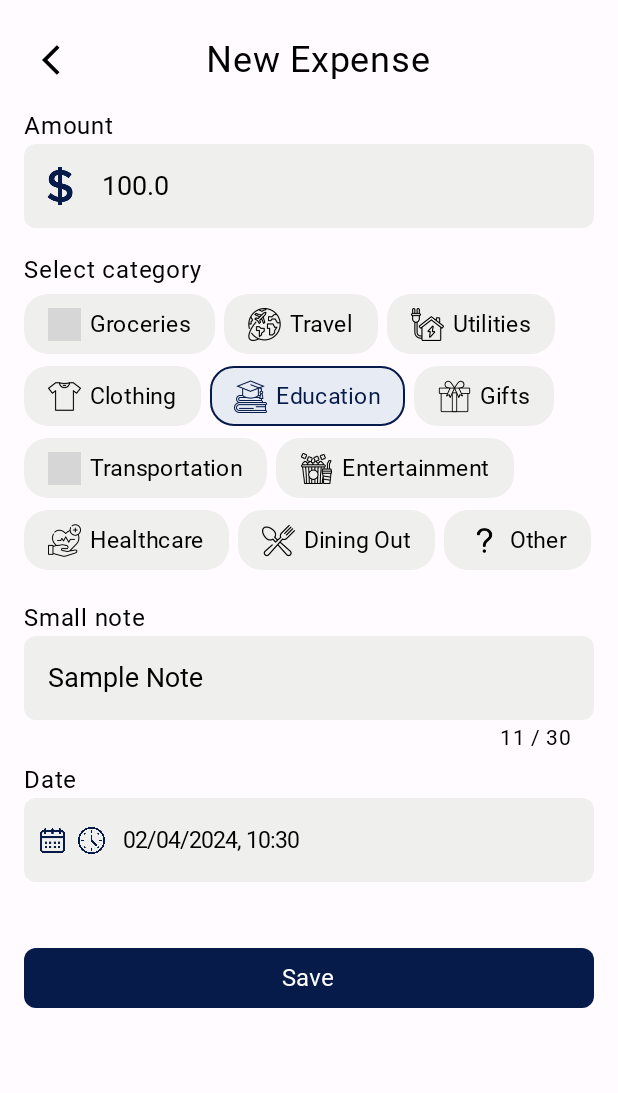
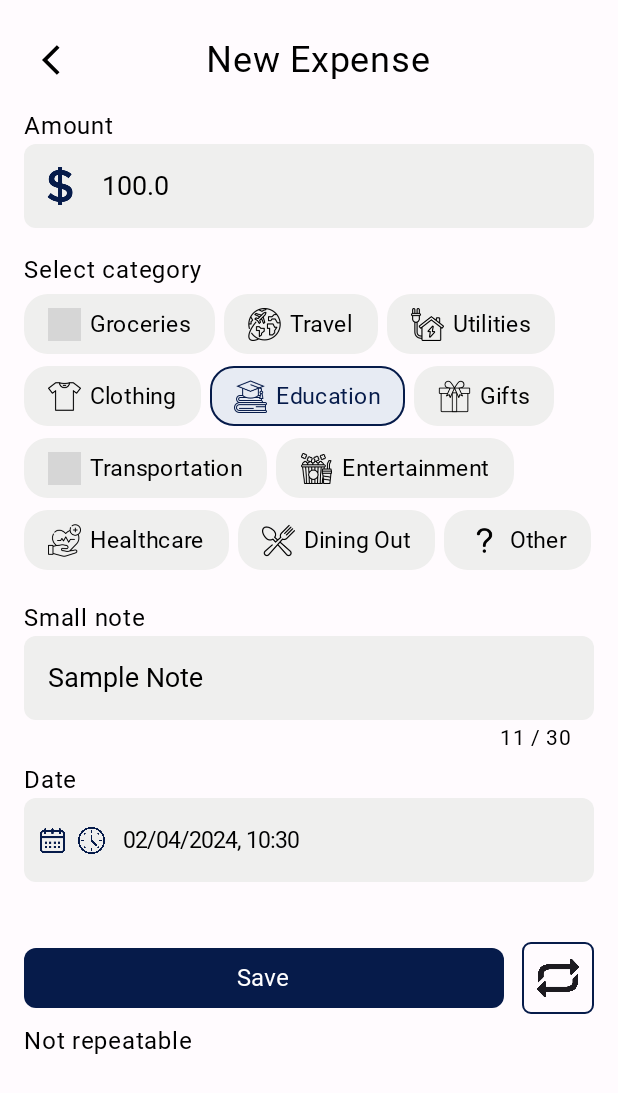
Before and after one commit to ricardoliveira5ro/Spendaholic, an Android app built with Jetpack Compose: the @Preview function NewExpensePreview, on a phone screen of 412 x 824 dp. Shown: the top 1093 px of the screen. Run offline under Robolectric (Android 15) with nearby library versions, the phone set to English and light mode, and no system bars; Roboto replaces fonts that are not available here; grey boxes are pictures that could not be loaded.

Commit message:
Repeatable expense (UI only)

```diff
--- a/app/src/main/java/com/roliveira/spendaholic/ui/screens/expense/Expense.kt
+++ b/app/src/main/java/com/roliveira/spendaholic/ui/screens/expense/Expense.kt
@@ -3,15 +3,10 @@ package com.roliveira.spendaholic.ui.screens.expense
 import androidx.compose.foundation.layout.Column
 import androidx.compose.foundation.layout.Spacer
 import androidx.compose.foundation.layout.fillMaxSize
-import androidx.compose.foundation.layout.fillMaxWidth
 import androidx.compose.foundation.layout.height
 import androidx.compose.foundation.layout.padding
-import androidx.compose.foundation.shape.RoundedCornerShape
-import androidx.compose.material3.Button
-import androidx.compose.material3.ButtonDefaults
 import androidx.compose.material3.MaterialTheme
 import androidx.compose.material3.Surface
-import androidx.compose.material3.Text
 import androidx.compose.runtime.Composable
 import androidx.compose.runtime.getValue
 import androidx.compose.runtime.mutableIntStateOf
@@ -22,13 +17,9 @@ import androidx.compose.runtime.setValue
 import androidx.compose.ui.Alignment
 import androidx.compose.ui.Modifier
 import androidx.compose.ui.graphics.Color
-import androidx.compose.ui.res.colorResource
-import androidx.compose.ui.text.font.FontWeight
 import androidx.compose.ui.tooling.preview.Preview
 import androidx.compose.ui.unit.dp
-import androidx.compose.ui.unit.sp
 import com.roliveira.spendaholic.R
-import com.roliveira.spendaholic.fonts.Typography
 import com.roliveira.spendaholic.model.Category
 import com.roliveira.spendaholic.model.Expense
 import com.roliveira.spendaholic.ui.theme.SpendaholicTheme
@@ -45,12 +36,18 @@ fun Expense(
     val isNewExpense = expense.id == -1
 
     var amountState by remember { mutableStateOf(if (isNewExpense) "" else expense.amount.toString()) }
+
     var selectedCategoryIndex by rememberSaveable {
         mutableIntStateOf(if (isNewExpense) 0 else expense.category.id - 1)
     }
+
     var noteState by remember { mutableStateOf(if (isNewExpense) "" else expense.note ?: "") }
+
     var date by remember { mutableStateOf(if (isNewExpense) "" else Utils.dateToString(expense.date)) }
     var time by remember { mutableStateOf(if (isNewExpense) "" else Utils.timeToString(expense.date)) }
+
+    var showSheet by remember { mutableStateOf(false) }
+    var repeatOption by remember { mutableStateOf("Not repeatable") }
 
     Column(
         modifier = Modifier
@@ -84,24 +81,17 @@ fun Expense(
 
         Spacer(modifier = Modifier.height(40.dp))
 
-        Button(
-            modifier = Modifier
-                .fillMaxWidth(),
-            colors = ButtonDefaults.buttonColors(colorResource(id = R.color.dark_blue)),
-            shape = RoundedCornerShape(8.dp),
-            onClick = {
+        RepeatAndSubmitSection(
+            onSaveClick = {
                 onSaveExpense(expense.id, amountState.toFloat(), selectedCategoryIndex + 1, noteState, date, time)
                 onNavigateToDashboard()
-            }
-        ) {
-            Text(
-                text = "Save",
-                color = Color.White,
-                fontFamily = Typography.sanFranciscoRounded,
-                fontWeight = FontWeight.Bold,
-                fontSize = 16.sp
-            )
-        }
+            },
+            onRepeatClick = { showSheet = true },
+            showSheet = showSheet,
+            repeatOption = repeatOption,
+            onDismiss = { showSheet = false },
+            onOptionSelected = { option -> repeatOption = option }
+        )
     }
 }
 
--- /dev/null
+++ b/app/src/main/java/com/roliveira/spendaholic/ui/screens/expense/RepeatAndSubmitSection.kt
@@ -0,0 +1,139 @@
+package com.roliveira.spendaholic.ui.screens.expense
+
+import androidx.compose.foundation.border
+import androidx.compose.foundation.clickable
+import androidx.compose.foundation.layout.Arrangement
+import androidx.compose.foundation.layout.Row
+import androidx.compose.foundation.layout.Spacer
+import androidx.compose.foundation.layout.fillMaxWidth
+import androidx.compose.foundation.layout.padding
+import androidx.compose.foundation.layout.size
+import androidx.compose.foundation.layout.width
+import androidx.compose.foundation.lazy.LazyColumn
+import androidx.compose.foundation.lazy.items
+import androidx.compose.foundation.shape.RoundedCornerShape
+import androidx.compose.material3.BottomSheetDefaults
+import androidx.compose.material3.Button
+import androidx.compose.material3.ButtonDefaults
+import androidx.compose.material3.ExperimentalMaterial3Api
+import androidx.compose.material3.Icon
+import androidx.compose.material3.IconButton
+import androidx.compose.material3.ModalBottomSheet
+import androidx.compose.material3.Text
+import androidx.compose.material3.rememberModalBottomSheetState
+import androidx.compose.runtime.Composable
+import androidx.compose.ui.Alignment
+import androidx.compose.ui.Modifier
+import androidx.compose.ui.graphics.Color
+import androidx.compose.ui.res.colorResource
+import androidx.compose.ui.res.painterResource
+import androidx.compose.ui.text.font.FontWeight
+import androidx.compose.ui.unit.dp
+import androidx.compose.ui.unit.sp
+import com.roliveira.spendaholic.R
+import com.roliveira.spendaholic.fonts.Typography
+
+@Composable
+fun RepeatAndSubmitSection(
+    onSaveClick: () -> Unit,
+    onRepeatClick: () -> Unit,
+    showSheet: Boolean,
+    repeatOption: String,
+    onDismiss: () -> Unit,
+    onOptionSelected: (String) -> Unit
+) {
+    Row(
+        modifier = Modifier
+            .fillMaxWidth(),
+        verticalAlignment = Alignment.CenterVertically
+    ) {
+        Button(
+            modifier = Modifier
+                .weight(1f),
+            colors = ButtonDefaults.buttonColors(colorResource(id = R.color.dark_blue)),
+            shape = RoundedCornerShape(8.dp),
+            onClick = { onSaveClick() }
+        ) {
+            Text(
+                text = "Save",
+                color = Color.White,
+                fontFamily = Typography.sanFranciscoRounded,
+                fontWeight = FontWeight.Bold,
+                fontSize = 16.sp
+            )
+        }
+
+        Spacer(modifier = Modifier.width(12.dp))
+
+        IconButton(
+            onClick = onRepeatClick,
+            modifier = Modifier.border(1.dp, colorResource(id = R.color.dark_blue), RoundedCornerShape(6.dp))
+        ) {
+            Icon(
+                painter = painterResource(id = R.drawable.repeat),
+                contentDescription = "Repeat icon",
+                modifier = Modifier.size(28.dp)
+            )
+        }
+
+        if (showSheet) {
+            BottomSheet(
+                onDismiss = onDismiss,
+                onOptionSelected = onOptionSelected
+            )
+        }
+    }
+
+    Row(
+        modifier = Modifier.fillMaxWidth().padding(vertical = 6.dp),
+        horizontalArrangement = Arrangement.Start
+    ) {
+        Text(
+            text = repeatOption,
+            color = Color.Black,
+            fontFamily = Typography.sanFranciscoRounded,
+            fontWeight = FontWeight.Medium,
+            fontSize = 16.sp
+        )
+    }
+}
+
+@OptIn(ExperimentalMaterial3Api::class)
+@Composable
+fun BottomSheet(
+    onDismiss: () -> Unit,
+    onOptionSelected: (String) -> Unit
+) {
+    val modalBottomSheetState = rememberModalBottomSheetState()
+
+    val repeatTimestamps = listOf("Not repeatable", "Every Day", "Every Week", "Every Month", "Every Year")
+
+    ModalBottomSheet(
+        onDismissRequest = { onDismiss() },
+        sheetState = modalBottomSheetState,
+        dragHandle = { BottomSheetDefaults.DragHandle() },
+    ) {
+        LazyColumn(
+            modifier = Modifier
+                .fillMaxWidth()
+                .padding(bottom = 52.dp),
+            horizontalAlignment = Alignment.CenterHorizontally
+        ) {
+            items(repeatTimestamps) {
+                Text(
+                    text = it,
+                    color = Color.Black,
+                    fontFamily = Typography.sanFranciscoRounded,
+                    fontWeight = FontWeight.Normal,
+                    fontSize = 16.sp,
+                    modifier = Modifier
+                        .clickable {
+                            onOptionSelected(it)
+                            onDismiss()
+                        }
+                        .padding(vertical = 8.dp, horizontal = 16.dp)
+                )
+            }
+        }
+    }
+}
```
Also changed, not shown: app/src/main/res/drawable/repeat.png (added).
